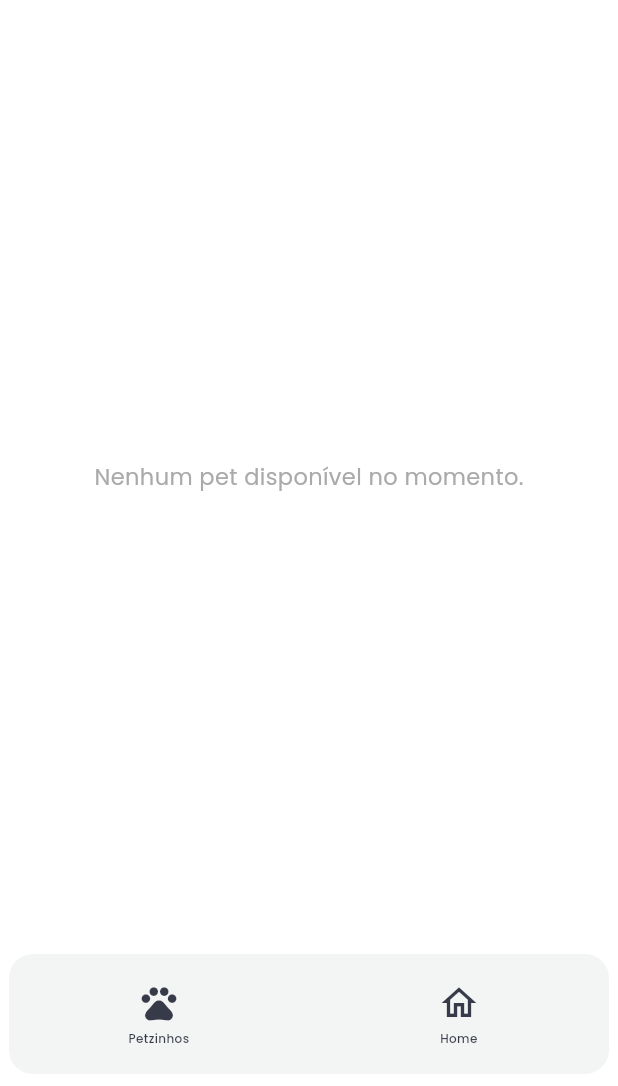
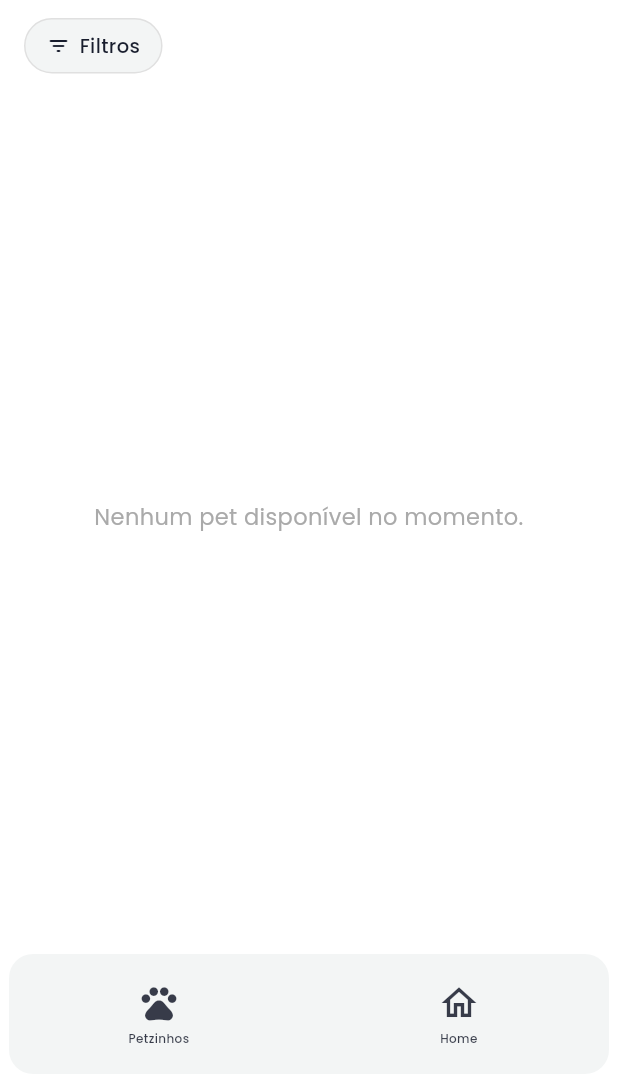
Before and after one commit to Ianzinn/Cao_binado, a Flutter app: the FindPage screen opened by its route, on a phone screen of 412 x 824 dp, the part 150-1236 px from its top. Run offline on Flutter 3.47's test engine with Material 3 defaults, Android fonts, the phone set to English and light mode, and no system bars; our stand-ins replace cached_network_image, cloud_firestore, firebase_auth, firebase_core, flutter_mobx, flutter_secure_storage and 7 more; accounts and stored records are empty; generated files the repository leaves out were written again.

Commit message:
feat: filtros por espécie/porte, fix cancelamento retorna pet.

```diff
--- a/lib/presentation/features/adoption/store/my_adoptions_store.dart
+++ b/lib/presentation/features/adoption/store/my_adoptions_store.dart
@@ -84,7 +84,11 @@ abstract class _MyAdoptionsStore with Store {
     isProcessing = true;
     errorMessage = null;
     try {
-      await _adoptionRepository.cancelAdoptionByAdotante(adoption.id);
+      await _adoptionRepository.cancelAdoptionByAdotante(
+        adoptionId: adoption.id,
+        petId: adoption.petId,
+        currentAdoptionStatus: adoption.status,
+      );
       return true;
     } catch (e) {
       errorMessage = 'Não foi possível cancelar a solicitação: $e';
--- a/lib/presentation/features/pets/pages/find_page.dart
+++ b/lib/presentation/features/pets/pages/find_page.dart
@@ -11,6 +11,7 @@ import '../../../../shared/widgets/app_bottom_nav_bar.dart';
 import '../../../../shared/widgets/app_top_bar.dart';
 import '../store/favorites_store.dart';
 import '../store/find_store.dart';
+import '../widgets/pet_filters_bottom_sheet.dart';
 
 class FindPage extends StatefulWidget {
   const FindPage({super.key});
@@ -39,6 +40,24 @@ class _FindPageState extends State<FindPage> {
     super.dispose();
   }
 
+  Future<void> _openFilters() async {
+    final result = await showModalBottomSheet<(String?, String?)>(
+      context: context,
+      isScrollControlled: true,
+      backgroundColor: Colors.white,
+      shape: const RoundedRectangleBorder(
+        borderRadius: BorderRadius.vertical(top: Radius.circular(24)),
+      ),
+      builder: (_) => PetFiltersBottomSheet(
+        initialEspecie: _store.especieFilter,
+        initialPorte: _store.porteFilter,
+      ),
+    );
+    if (result == null) return;
+    final (especie, porte) = result;
+    _store.applyFilters(especie, porte);
+  }
+
   void _precacheImages() {
     if (_precached) return;
     _precached = true;
@@ -60,11 +79,13 @@ class _FindPageState extends State<FindPage> {
       appBar: AppDarkTopBar(title: 'Encontre seu amigo!'),
       body: Observer(
         builder: (_) {
+          final filterCount = _store.activeFilterCount;
+
+          Widget content;
           if (_store.isLoading && _store.pets.isEmpty) {
-            return const Center(child: CircularProgressIndicator());
-          }
-          if (_store.errorMessage != null) {
-            return Padding(
+            content = const Center(child: CircularProgressIndicator());
+          } else if (_store.errorMessage != null) {
+            content = Padding(
               padding: const EdgeInsets.all(24),
               child: Center(
                 child: SingleChildScrollView(
@@ -79,21 +100,23 @@ class _FindPageState extends State<FindPage> {
                 ),
               ),
             );
-          }
-          if (_store.pets.isEmpty) {
+          } else if (_store.pets.isEmpty) {
             _precached = false;
-            return Center(
+            content = Center(
               child: Text(
-                'Nenhum pet disponível no momento.',
+                filterCount > 0
+                    ? 'Nenhum pet encontrado para os filtros selecionados.'
+                    : 'Nenhum pet disponível no momento.',
                 style: GoogleFonts.poppins(
                   fontSize: 15,
                   color: AppColors.textSecondary,
                 ),
+                textAlign: TextAlign.center,
               ),
             );
-          }
+          } else {
             _precacheImages();
-          return ListView.separated(
+            content = ListView.separated(
               padding: const EdgeInsets.all(16),
               itemCount: _store.pets.length,
               separatorBuilder: (_, __) => const SizedBox(height: 12),
@@ -129,6 +152,61 @@ class _FindPageState extends State<FindPage> {
                   ),
                 );
               },
+            );
+          }
+
+          return Column(
+            crossAxisAlignment: CrossAxisAlignment.start,
+            children: [
+              Padding(
+                padding: const EdgeInsets.fromLTRB(16, 12, 16, 4),
+                child: GestureDetector(
+                  onTap: _openFilters,
+                  child: AnimatedContainer(
+                    duration: const Duration(milliseconds: 200),
+                    padding: const EdgeInsets.symmetric(
+                        horizontal: 14, vertical: 8),
+                    decoration: BoxDecoration(
+                      color: filterCount > 0
+                          ? AppColors.primary
+                          : AppColors.surface,
+                      borderRadius: BorderRadius.circular(99),
+                      border: Border.all(
+                        color: filterCount > 0
+                            ? AppColors.primary
+                            : AppColors.divider,
+                      ),
+                    ),
+                    child: Row(
+                      mainAxisSize: MainAxisSize.min,
+                      children: [
+                        Icon(
+                          Icons.filter_list_rounded,
+                          size: 16,
+                          color: filterCount > 0
+                              ? Colors.white
+                              : AppColors.textPrimary,
+                        ),
+                        const SizedBox(width: 6),
+                        Text(
+                          filterCount > 0
+                              ? 'Filtros ($filterCount)'
+                              : 'Filtros',
+                          style: GoogleFonts.poppins(
+                            fontSize: 13,
+                            fontWeight: FontWeight.w500,
+                            color: filterCount > 0
+                                ? Colors.white
+                                : AppColors.textPrimary,
+                          ),
+                        ),
+                      ],
+                    ),
+                  ),
+                ),
+              ),
+              Expanded(child: content),
+            ],
           );
         },
       ),
--- a/lib/presentation/features/pets/pages/register_animal_page.dart
+++ b/lib/presentation/features/pets/pages/register_animal_page.dart
@@ -102,10 +102,10 @@ class _RegisterAnimalPageState extends State<RegisterAnimalPage> {
             const SizedBox(height: 14),
             Observer(
               builder: (_) => AppDropdownField(
-                label: 'Tipo',
-                hint: 'Selecione o tipo do animal',
+                label: 'Espécie',
+                hint: 'Selecione a espécie do animal',
                 value: _store.animalClass,
-                items: const ['Mamífero', 'Ave', 'Réptil'],
+                items: const ['Cachorro', 'Gato', 'Outros'],
                 onChanged: _store.setAnimalClass,
               ),
             ),
```
Also changed, not shown: firestore.indexes.json (added, +83 -0 lines), lib/data/datasources/remote/adoption_remote_datasource.dart (+23 -5 lines), lib/data/repositories/adoption_repository_impl.dart (+10 -2 lines), lib/domain/repositories/adoption_repository.dart (+6 -1 lines), lib/presentation/features/pets/store/find_store.dart (+9 -0 lines), lib/presentation/features/pets/store/pet_store.dart (+7 -0 lines), lib/presentation/features/pets/widgets/pet_filters_bottom_sheet.dart (added, +197 -0 lines), firebase.json, lib/presentation/features/pets/store/pet_store.g.dart, 2 other files. Lines whose indentation alone changed are shown as unchanged.
